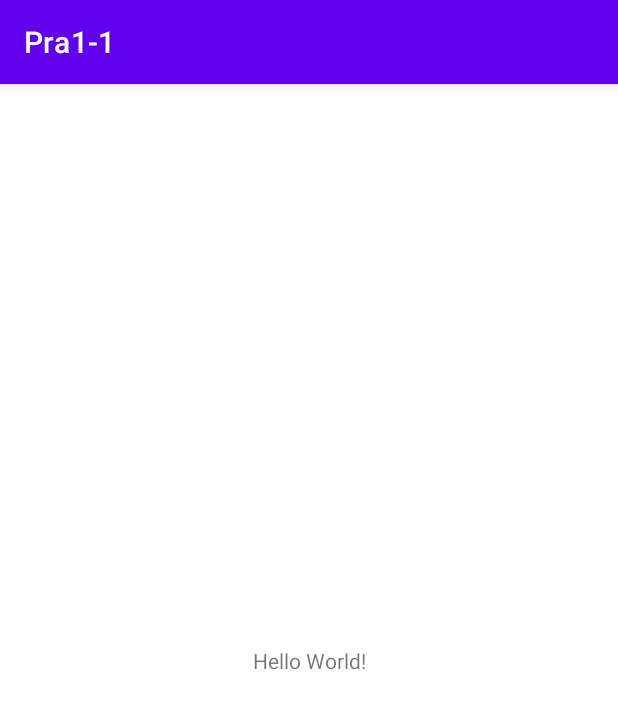
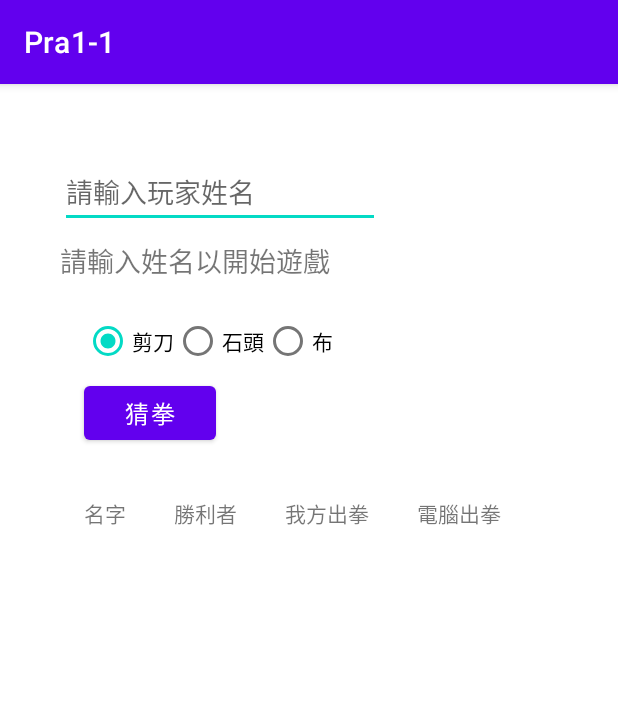
Before and after one commit to mashi0101/KotlinPra, an Android app: the screen it shows after launch (MainActivity), on a phone screen of 412 x 824 dp. Shown: the top 709 px of the screen. Run offline under Robolectric (Android 15) with nearby library versions, the phone set to English and light mode, and no system bars.

Commit message:
新增猜拳

```diff
--- a/AndroidStudioProjects/Pra1-1/app/src/main/res/layout/activity_main.xml
+++ b/AndroidStudioProjects/Pra1-1/app/src/main/res/layout/activity_main.xml
@@ -4,15 +4,109 @@
     xmlns:tools="http://schemas.android.com/tools"
     android:layout_width="match_parent"
     android:layout_height="match_parent"
+    android:paddingTop="16dp"
+    android:paddingBottom="16dp"
+    android:paddingStart="16dp"
+    android:paddingEnd="16dp"
     tools:context=".MainActivity">
 
-    <TextView
+    <EditText
+        android:id="@+id/ed_name"
         android:layout_width="wrap_content"
         android:layout_height="wrap_content"
-        android:text="Hello World!"
-        app:layout_constraintBottom_toBottomOf="parent"
+        android:layout_marginStart="24dp"
+        android:layout_marginTop="32dp"
+        android:ems="10"
+        android:hint="請輸入玩家姓名"
+        android:inputType="textPersonName"
+        app:layout_constraintTop_toTopOf="parent"
+        app:layout_constraintStart_toStartOf="parent"/>
+
+    <TextView
+        android:id="@+id/ed_text"
+        android:layout_width="wrap_content"
+        android:layout_height="wrap_content"
+        android:layout_marginTop="8dp"
+        android:text="請輸入姓名以開始遊戲"
+        android:textSize="18sp"
         app:layout_constraintLeft_toLeftOf="parent"
-        app:layout_constraintRight_toRightOf="parent"
-        app:layout_constraintTop_toTopOf="parent" />
+        app:layout_constraintTop_toBottomOf="@+id/ed_name"
+        app:layout_constraintStart_toStartOf="@+id/ed_name"/>
+
+    <RadioGroup
+        android:id="@+id/radiogroup"
+        android:layout_width="wrap_content"
+        android:layout_height="wrap_content"
+        android:layout_margin="16dp"
+        android:orientation="horizontal"
+        app:layout_constraintStart_toStartOf="@id/ed_text"
+        app:layout_constraintTop_toBottomOf="@id/ed_text">
+
+        <RadioButton
+            android:id="@+id/btn_scissor"
+            android:layout_width="wrap_content"
+            android:layout_height="wrap_content"
+            android:checked="true"
+            android:text="剪刀"/>
+        <RadioButton
+            android:id="@+id/btn_stone"
+            android:layout_width="wrap_content"
+            android:layout_height="wrap_content"
+            android:text="石頭"/>
+        <RadioButton
+        android:id="@+id/btn_paper"
+        android:layout_width="wrap_content"
+        android:layout_height="wrap_content"
+        android:text="布"/>
+    </RadioGroup>
+
+    <Button
+        android:id="@+id/btn_mora"
+        android:layout_width="wrap_content"
+        android:layout_height="wrap_content"
+        android:text="猜拳"
+        android:textSize="16sp"
+        app:layout_constraintLeft_toLeftOf="parent"
+        app:layout_constraintTop_toBottomOf="@+id/radiogroup"
+        app:layout_constraintStart_toStartOf="@+id/radiogroup"/>
+
+    <TextView
+        android:id="@+id/tv_name"
+        android:layout_width="wrap_content"
+        android:layout_height="wrap_content"
+        android:layout_marginTop="32dp"
+        android:text="名字"
+        app:layout_constraintStart_toStartOf="@+id/btn_mora"
+        app:layout_constraintTop_toBottomOf="@id/btn_mora"/>
+
+    <TextView
+        android:id="@+id/tv_winner"
+        android:layout_width="wrap_content"
+        android:layout_height="wrap_content"
+        android:layout_marginStart="32dp"
+        android:text="勝利者"
+        app:layout_constraintStart_toEndOf="@+id/tv_name"
+        app:layout_constraintTop_toTopOf="@+id/tv_name"/>
+
+    <TextView
+        android:id="@+id/tv_mmora"
+        android:layout_width="wrap_content"
+        android:layout_height="wrap_content"
+        android:layout_marginStart="32dp"
+        android:text="我方出拳"
+        app:layout_constraintStart_toEndOf="@+id/tv_winner"
+        app:layout_constraintTop_toTopOf="@+id/tv_winner"/>
+
+    <TextView
+        android:id="@+id/tv_cmora"
+        android:layout_width="wrap_content"
+        android:layout_height="wrap_content"
+        android:layout_marginStart="32dp"
+        android:text="電腦出拳"
+        app:layout_constraintStart_toEndOf="@+id/tv_mmora"
+        app:layout_constraintTop_toTopOf="@+id/tv_mmora"/>
+
+
+
 
 </androidx.constraintlayout.widget.ConstraintLayout>
```
